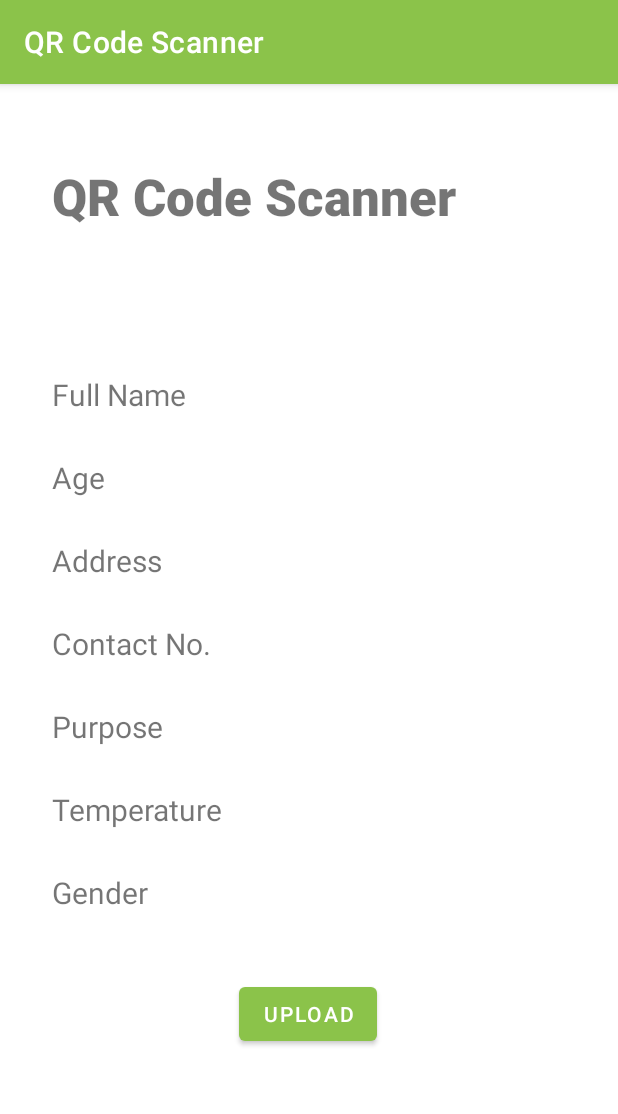
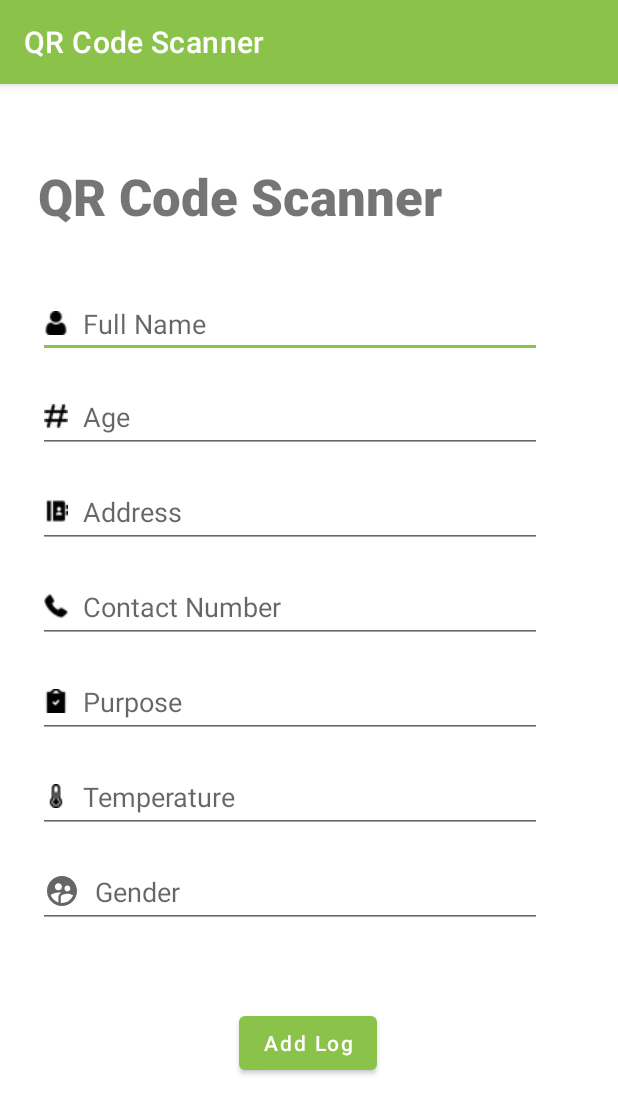
Before and after one commit to haroldeslr/qr-code-scanner-app, an Android app: the SaveRecordDataActivity screen opened directly, with no data from a screen before it, on a phone screen of 412 x 824 dp. Shown: the top 1114 px of the screen. Run offline under Robolectric (Android 15) with nearby library versions, the light colour scheme and no system bars; 7 statements that could not run were skipped.

Commit message:
update save log activity UI

```diff
--- a/app/src/main/java/com/year3project/qrcodescanner/ScannerActivity.java
+++ b/app/src/main/java/com/year3project/qrcodescanner/ScannerActivity.java
@@ -77,6 +77,32 @@ public class ScannerActivity extends AppCompatActivity {
         requestForCamera();
     }
 
+    @Override
+    protected void onRestart() {
+        super.onRestart();
+        requestForCamera();
+    }
+
+    @Override
+    public boolean onCreateOptionsMenu(Menu menu) {
+        MenuInflater inflater = getMenuInflater();
+        inflater.inflate(R.menu.main_menu, menu);
+        return true;
+    }
+
+    @Override
+    public boolean onOptionsItemSelected(MenuItem item) {
+        // Handle item selection
+        switch (item.getItemId()) {
+            case R.id.action_logout:
+                editUserData();
+                navigateToLoginActivity();
+                return true;
+            default:
+                return super.onOptionsItemSelected(item);
+        }
+    }
+
     private void openSaveRecord(LogData logData) {
         Intent intent = new Intent(this, SaveRecordDataActivity.class);
         intent.putExtra(EXTRA_OBJECT, logData);
@@ -137,26 +163,6 @@ public class ScannerActivity extends AppCompatActivity {
         return logData1;
     }
 
-    @Override
-    public boolean onCreateOptionsMenu(Menu menu) {
-        MenuInflater inflater = getMenuInflater();
-        inflater.inflate(R.menu.main_menu, menu);
-        return true;
-    }
-
-    @Override
-    public boolean onOptionsItemSelected(MenuItem item) {
-        // Handle item selection
-        switch (item.getItemId()) {
-            case R.id.action_logout:
-                editUserData();
-                navigateToLoginActivity();
-                return true;
-            default:
-                return super.onOptionsItemSelected(item);
-        }
-    }
-
     private void navigateToLoginActivity() {
         Intent intent = new Intent(ScannerActivity.this, Login.class);
         startActivity(intent);
--- a/app/src/main/java/com/year3project/qrcodescanner/UploadLog.java
+++ b/app/src/main/java/com/year3project/qrcodescanner/UploadLog.java
@@ -40,7 +40,7 @@ public class UploadLog extends AsyncTask<LogData, Void, String> {
         String reason = logData.reason;
         String time = logData.dateAndTime;
 
-        String uploadURL = "https://upang-cls.000webhostapp.com/php/upload_log_from_android.php";
+        String uploadURL = "https://pucls.000webhostapp.com/php/upload_log_from_android.php";
         try {
             URL url = new URL(uploadURL);
             HttpURLConnection httpURLConnection = (HttpURLConnection) url.openConnection();
--- /dev/null
+++ b/app/src/main/res/drawable-v24/gender.xml
@@ -0,0 +1,5 @@
+<vector android:height="24dp" android:tint="?attr/colorControlNormal"
+    android:viewportHeight="24" android:viewportWidth="24"
+    android:width="24dp" xmlns:android="http://schemas.android.com/apk/res/android">
+    <path android:fillColor="@android:color/black" android:pathData="M11.99,2c-5.52,0 -10,4.48 -10,10s4.48,10 10,10 10,-4.48 10,-10 -4.48,-10 -10,-10zM15.6,8.34c1.07,0 1.93,0.86 1.93,1.93 0,1.07 -0.86,1.93 -1.93,1.93 -1.07,0 -1.93,-0.86 -1.93,-1.93 -0.01,-1.07 0.86,-1.93 1.93,-1.93zM9.6,6.76c1.3,0 2.36,1.06 2.36,2.36 0,1.3 -1.06,2.36 -2.36,2.36s-2.36,-1.06 -2.36,-2.36c0,-1.31 1.05,-2.36 2.36,-2.36zM9.6,15.89v3.75c-2.4,-0.75 -4.3,-2.6 -5.14,-4.96 1.05,-1.12 3.67,-1.69 5.14,-1.69 0.53,0 1.2,0.08 1.9,0.22 -1.64,0.87 -1.9,2.02 -1.9,2.68zM11.99,20c-0.27,0 -0.53,-0.01 -0.79,-0.04v-4.07c0,-1.42 2.94,-2.13 4.4,-2.13 1.07,0 2.92,0.39 3.84,1.15 -1.17,2.97 -4.06,5.09 -7.45,5.09z"/>
+</vector>
--- a/app/src/main/res/drawable/edit.xml
+++ b/app/src/main/res/drawable/edit.xml
@@ -1,7 +1,7 @@
 <?xml version="1.0" encoding="utf-8"?>
 <shape android:shape="rectangle" xmlns:android="http://schemas.android.com/apk/res/android">
 
-    <corners android:radius="14dp"/>
+    <corners android:radius="8dp"/>
     <solid android:color="@color/white"/>
     <size android:height="50dp"/>
 
--- a/app/src/main/res/layout/activity_login.xml
+++ b/app/src/main/res/layout/activity_login.xml
@@ -18,11 +18,27 @@
         app:layout_constraintTop_toTopOf="parent"
         app:srcCompat="@drawable/logo" />
 
+    <TextView
+        android:id="@+id/textView2"
+        android:layout_width="0dp"
+        android:layout_height="wrap_content"
+        android:layout_marginStart="60dp"
+        android:layout_marginTop="40dp"
+        android:layout_marginEnd="60dp"
+        android:fontFamily="sans-serif-black"
+        android:text="Login"
+        android:textAlignment="center"
+        android:textColor="#000000"
+        android:textSize="24sp"
+        app:layout_constraintEnd_toEndOf="parent"
+        app:layout_constraintStart_toStartOf="parent"
+        app:layout_constraintTop_toBottomOf="@+id/imageView" />
+
     <EditText
         android:id="@+id/tf_username"
         android:layout_width="349dp"
         android:layout_height="78dp"
-        android:layout_marginTop="52dp"
+        android:layout_marginTop="25dp"
         android:background="@drawable/edit"
         android:drawableStart="@drawable/ic_baseline_account_circle_24"
         android:drawablePadding="4dp"
@@ -33,13 +49,13 @@
         android:paddingStart="8dp"
         app:layout_constraintEnd_toEndOf="parent"
         app:layout_constraintStart_toStartOf="parent"
-        app:layout_constraintTop_toBottomOf="@+id/imageView" />
+        app:layout_constraintTop_toBottomOf="@+id/textView2" />
 
     <EditText
         android:id="@+id/tf_password"
         android:layout_width="349dp"
         android:layout_height="78dp"
-        android:layout_marginTop="10dp"
+        android:layout_marginTop="20dp"
         android:background="@drawable/edit"
         android:drawableStart="@drawable/ic_baseline_key_24"
         android:drawablePadding="10dp"
@@ -47,25 +63,22 @@
         android:ems="10"
         android:hint=" Password"
         android:inputType="textPassword"
-
         android:paddingStart="8dp"
-        app:layout_constraintBottom_toTopOf="@+id/login_button"
         app:layout_constraintEnd_toEndOf="parent"
         app:layout_constraintStart_toStartOf="parent"
-        app:layout_constraintTop_toBottomOf="@+id/tf_username"
-        app:layout_constraintVertical_bias="0.281" />
+        app:layout_constraintTop_toBottomOf="@+id/tf_username" />
 
     <Button
         android:id="@+id/login_button"
         android:layout_width="132dp"
         android:layout_height="63dp"
-        android:layout_marginBottom="156dp"
+        android:layout_marginTop="50dp"
         android:fontFamily="sans-serif-black"
+        android:onClick="onLogin"
         android:text="LOGIN"
-        android:onClick="onLogin"
-        app:layout_constraintBottom_toBottomOf="parent"
         app:layout_constraintEnd_toEndOf="parent"
         app:layout_constraintHorizontal_bias="0.498"
-        app:layout_constraintStart_toStartOf="parent" />
+        app:layout_constraintStart_toStartOf="parent"
+        app:layout_constraintTop_toBottomOf="@+id/tf_password" />
 
 </androidx.constraintlayout.widget.ConstraintLayout>
--- a/app/src/main/res/layout/activity_save_record_data.xml
+++ b/app/src/main/res/layout/activity_save_record_data.xml
@@ -4,42 +4,47 @@
     xmlns:tools="http://schemas.android.com/tools"
     android:layout_width="match_parent"
     android:layout_height="match_parent"
+    android:paddingHorizontal="25dp"
     tools:context=".SaveRecordDataActivity">
 
     <TextView
         android:id="@+id/textView"
         android:layout_width="wrap_content"
         android:layout_height="wrap_content"
-        android:layout_marginStart="16dp"
         android:layout_marginTop="52dp"
-        android:layout_marginEnd="32dp"
         android:fontFamily="sans-serif-black"
         android:text="QR Code Scanner"
         android:textSize="34sp"
         app:layout_constraintEnd_toEndOf="parent"
-        app:layout_constraintHorizontal_bias="0.197"
+        app:layout_constraintHorizontal_bias="0.0"
         app:layout_constraintStart_toStartOf="parent"
         app:layout_constraintTop_toTopOf="parent" />
 
     <TextView
         android:id="@+id/tv_fullname"
-        android:layout_width="wrap_content"
+        style="@style/Widget.AppCompat.EditText"
+        android:layout_width="match_parent"
         android:layout_height="wrap_content"
-        android:layout_marginTop="96dp"
-        android:text="Full Name"
-        android:textSize="20sp"
-        app:layout_constraintEnd_toEndOf="@+id/textView"
-        app:layout_constraintHorizontal_bias="0.0"
+        android:layout_marginTop="40dp"
+        android:layout_marginEnd="25dp"
+        android:drawableLeft="@drawable/user"
+        android:drawablePadding="10dp"
+        android:ems="10"
+        android:hint="Full Name"
+        app:layout_constraintEnd_toEndOf="parent"
         app:layout_constraintStart_toStartOf="@+id/textView"
         app:layout_constraintTop_toBottomOf="@+id/textView" />
 
     <TextView
         android:id="@+id/tv_age"
-        android:layout_width="wrap_content"
-        android:layout_height="wrap_content"
-        android:layout_marginTop="28dp"
-        android:text="Age"
-        android:textSize="20sp"
+        style="@style/Widget.AppCompat.EditText"
+        android:layout_width="0dp"
+        android:layout_height="48dp"
+        android:layout_marginTop="15dp"
+        android:drawableLeft="@drawable/hashtag"
+        android:drawablePadding="10dp"
+        android:ems="10"
+        android:hint="Age"
         app:layout_constraintEnd_toEndOf="@+id/tv_fullname"
         app:layout_constraintHorizontal_bias="0.0"
         app:layout_constraintStart_toStartOf="@+id/tv_fullname"
@@ -47,11 +52,14 @@
 
     <TextView
         android:id="@+id/tv_address"
-        android:layout_width="wrap_content"
-        android:layout_height="wrap_content"
-        android:layout_marginTop="28dp"
-        android:text="Address"
-        android:textSize="20sp"
+        style="@style/Widget.AppCompat.EditText"
+        android:layout_width="0dp"
+        android:layout_height="48dp"
+        android:layout_marginTop="15dp"
+        android:drawableLeft="@drawable/contact"
+        android:drawablePadding="10dp"
+        android:ems="10"
+        android:hint="Address"
         app:layout_constraintEnd_toEndOf="@+id/tv_age"
         app:layout_constraintHorizontal_bias="0.0"
         app:layout_constraintStart_toStartOf="@+id/tv_age"
@@ -59,11 +67,14 @@
 
     <TextView
         android:id="@+id/tv_contact"
-        android:layout_width="wrap_content"
-        android:layout_height="wrap_content"
-        android:layout_marginTop="28dp"
-        android:text="Contact No."
-        android:textSize="20sp"
+        style="@style/Widget.AppCompat.EditText"
+        android:layout_width="0dp"
+        android:layout_height="48dp"
+        android:layout_marginTop="15dp"
+        android:drawableLeft="@drawable/phone"
+        android:drawablePadding="10dp"
+        android:ems="10"
+        android:hint="Contact Number"
         app:layout_constraintEnd_toEndOf="@+id/tv_address"
         app:layout_constraintHorizontal_bias="0.0"
         app:layout_constraintStart_toStartOf="@+id/tv_address"
@@ -71,11 +82,14 @@
 
     <TextView
         android:id="@+id/tv_purpose"
-        android:layout_width="wrap_content"
-        android:layout_height="wrap_content"
-        android:layout_marginTop="28dp"
-        android:text="Purpose"
-        android:textSize="20sp"
+        style="@style/Widget.AppCompat.EditText"
+        android:layout_width="0dp"
+        android:layout_height="48dp"
+        android:layout_marginTop="15dp"
+        android:drawableLeft="@drawable/clipboard"
+        android:drawablePadding="10dp"
+        android:ems="10"
+        android:hint="Purpose"
         app:layout_constraintEnd_toEndOf="@+id/tv_contact"
         app:layout_constraintHorizontal_bias="0.0"
         app:layout_constraintStart_toStartOf="@+id/tv_contact"
@@ -83,11 +97,14 @@
 
     <TextView
         android:id="@+id/tv_temp"
-        android:layout_width="wrap_content"
-        android:layout_height="wrap_content"
-        android:layout_marginTop="28dp"
-        android:text="Temperature"
-        android:textSize="20sp"
+        style="@style/Widget.AppCompat.EditText"
+        android:layout_width="0dp"
+        android:layout_height="48dp"
+        android:layout_marginTop="15dp"
+        android:drawableLeft="@drawable/thermometer"
+        android:drawablePadding="10dp"
+        android:ems="10"
+        android:hint="Temperature"
         app:layout_constraintEnd_toEndOf="@+id/tv_purpose"
         app:layout_constraintHorizontal_bias="0.0"
         app:layout_constraintStart_toStartOf="@+id/tv_purpose"
@@ -95,11 +112,14 @@
 
     <TextView
         android:id="@+id/tv_gender"
-        android:layout_width="wrap_content"
-        android:layout_height="wrap_content"
-        android:layout_marginTop="28dp"
-        android:text="Gender"
-        android:textSize="20sp"
+        style="@style/Widget.AppCompat.EditText"
+        android:layout_width="0dp"
+        android:layout_height="48dp"
+        android:layout_marginTop="15dp"
+        android:drawableLeft="@drawable/gender"
+        android:drawablePadding="10dp"
+        android:ems="10"
+        android:hint="Gender"
         app:layout_constraintEnd_toEndOf="@+id/tv_temp"
         app:layout_constraintHorizontal_bias="0.0"
         app:layout_constraintStart_toStartOf="@+id/tv_temp"
@@ -109,13 +129,14 @@
         android:id="@+id/upload_button"
         android:layout_width="wrap_content"
         android:layout_height="wrap_content"
-        android:layout_marginTop="84dp"
-        android:text="Upload"
+        android:layout_marginTop="40dp"
+        android:text="Add Log"
+        android:textAllCaps="false"
         android:onClick="onUpload"
         app:layout_constraintBottom_toBottomOf="parent"
         app:layout_constraintEnd_toEndOf="parent"
         app:layout_constraintHorizontal_bias="0.498"
         app:layout_constraintStart_toStartOf="parent"
-        app:layout_constraintTop_toBottomOf="@+id/tv_temp"
+        app:layout_constraintTop_toBottomOf="@+id/tv_gender"
         app:layout_constraintVertical_bias="0.107" />
 </androidx.constraintlayout.widget.ConstraintLayout>
```
Also changed, not shown: app/src/main/res/drawable-v24/clipboard.png (added), app/src/main/res/drawable-v24/contact.png (added), app/src/main/res/drawable-v24/hashtag.png (added), app/src/main/res/drawable-v24/phone.png (added), app/src/main/res/drawable-v24/thermometer.png (added), app/src/main/res/drawable-v24/user.png (added).
